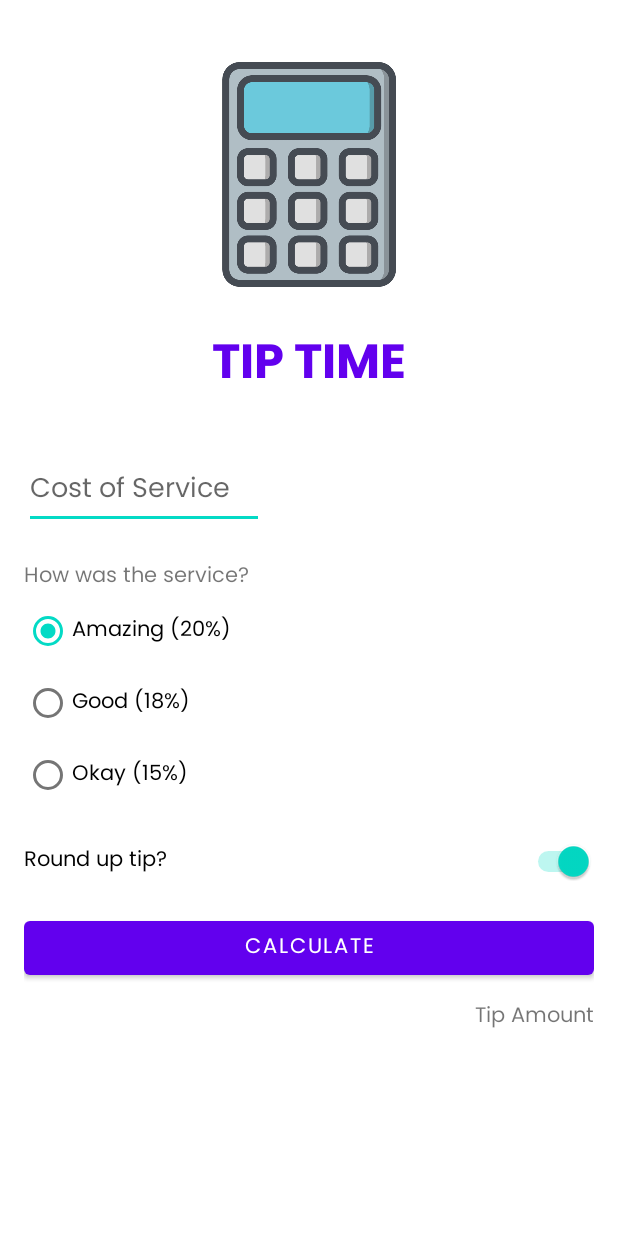
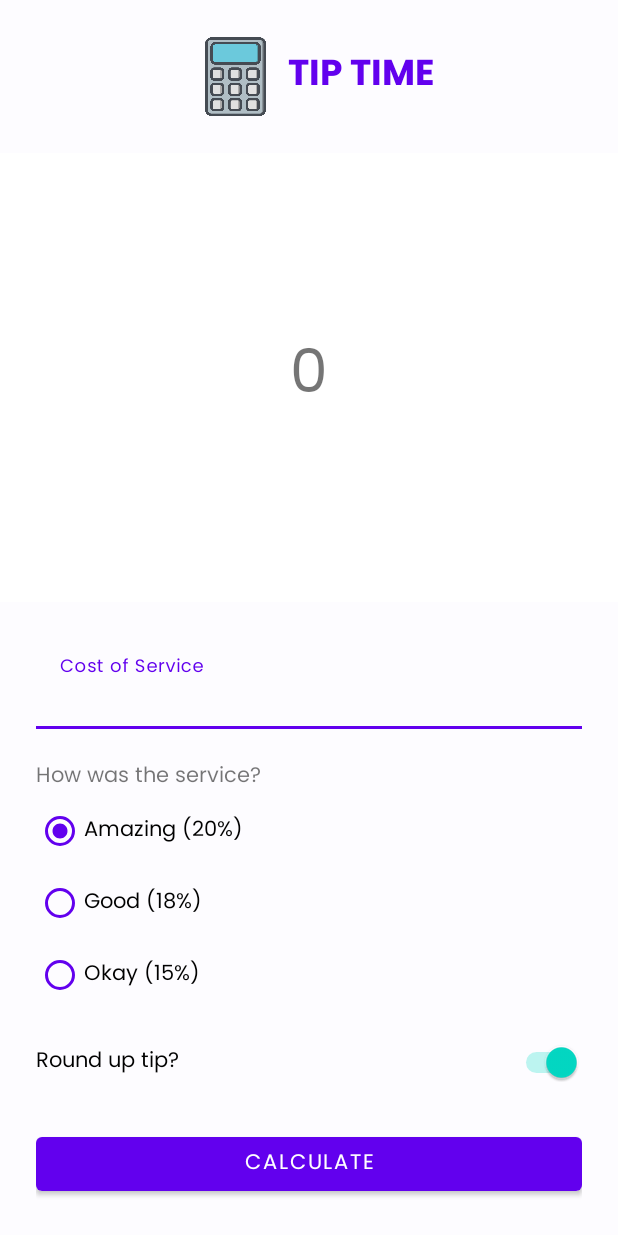
Before and after one commit to zachriek/android-challenge-2, an Android app: the layout activity_main.xml on its own in the app's theme, with its tools: preview values and no code run, on a phone screen of 412 x 824 dp. Run offline under Robolectric (Android 15) with nearby library versions, the phone set to English and light mode, and no system bars.

Commit message:
feat(main): add button interaction on click and calculate the result

```diff
--- a/app/build.gradle.kts
+++ b/app/build.gradle.kts
@@ -33,6 +33,9 @@ android {
     kotlinOptions {
         jvmTarget = "1.8"
     }
+    buildFeatures {
+        viewBinding = true
+    }
 }
 
 dependencies {
--- a/app/src/main/java/com/example/challenge_2/MainActivity.kt
+++ b/app/src/main/java/com/example/challenge_2/MainActivity.kt
@@ -2,10 +2,35 @@ package com.example.challenge_2
 
 import androidx.appcompat.app.AppCompatActivity
 import android.os.Bundle
+import androidx.appcompat.app.AppCompatDelegate
+import com.example.challenge_2.databinding.ActivityMainBinding
+import kotlin.math.ceil
 
 class MainActivity : AppCompatActivity() {
+    private lateinit var binding: ActivityMainBinding
+
     override fun onCreate(savedInstanceState: Bundle?) {
         super.onCreate(savedInstanceState)
-        setContentView(R.layout.activity_main)
+        AppCompatDelegate.setDefaultNightMode(AppCompatDelegate.MODE_NIGHT_NO)
+
+        binding = ActivityMainBinding.inflate(layoutInflater)
+        setContentView(binding.root)
+
+        binding.calculateButton.setOnClickListener {
+            val costOfService = binding.costOfService.text.toString().toDoubleOrNull() ?: 0.0
+            val roundUp = binding.roundUpSwitch.isChecked
+            val tipPercentage = when (binding.tipOptions.checkedRadioButtonId) {
+                binding.optionTwentyPercent.id -> 0.20
+                binding.optionEighteenPercent.id -> 0.18
+                binding.optionFifteenPercent.id -> 0.15
+                else -> 0.0
+            }
+            var tipAmount = costOfService * tipPercentage
+            if (roundUp) {
+                tipAmount = ceil(tipAmount)
+            }
+
+            binding.tipResult.text = tipAmount.toString()
+        }
     }
 }
--- a/app/src/main/res/layout/activity_main.xml
+++ b/app/src/main/res/layout/activity_main.xml
@@ -4,40 +4,79 @@
     xmlns:tools="http://schemas.android.com/tools"
     android:layout_width="match_parent"
     android:layout_height="match_parent"
-    android:padding="16dp"
+    android:background="@color/white"
     tools:context=".MainActivity" >
 
+    <LinearLayout
+        android:id="@+id/calculator_logo"
+        android:layout_width="match_parent"
+        android:layout_height="wrap_content"
+        android:orientation="horizontal"
+        app:layout_constraintTop_toTopOf="parent"
+        app:layout_constraintStart_toStartOf="parent"
+        app:layout_constraintEnd_toEndOf="parent"
+        android:padding="16dp"
+        android:gravity="center"
+        android:background="@color/light">
         <ImageView
             android:id="@+id/calculator_img"
-        android:layout_width="200dp"
-        android:layout_height="200dp"
-        android:src="@drawable/img_calculator"
-        app:layout_constraintTop_toTopOf="parent"
-        app:layout_constraintStart_toStartOf="parent"
-        app:layout_constraintEnd_toEndOf="parent" />
+            android:layout_width="70dp"
+            android:layout_height="70dp"
+            android:src="@drawable/img_calculator"/>
 
         <TextView
             android:id="@+id/title"
             android:layout_width="wrap_content"
             android:layout_height="wrap_content"
             android:text="@string/title"
+            android:textSize="24sp"
+            android:textStyle="bold"
+            android:textColor="@color/purple_500"
+            android:fontFamily="@font/poppins_bold"
+            android:layout_gravity="center" />
+    </LinearLayout>
+
+    <TextView
+        android:id="@+id/tip_result"
+        android:layout_width="wrap_content"
+        android:layout_height="wrap_content"
+        android:text="@string/tip_amount"
         app:layout_constraintStart_toStartOf="parent"
         app:layout_constraintEnd_toEndOf="parent"
-        app:layout_constraintTop_toBottomOf="@id/calculator_img"
-        android:textSize="32sp"
-        android:textStyle="bold"
-        android:textColor="@color/purple_500"
-        android:fontFamily="@font/poppins_bold" />
+        app:layout_constraintTop_toBottomOf="@id/calculator_logo"
+        app:layout_constraintBottom_toTopOf="@+id/calculator_body"
+        android:textSize="40sp" />
 
-    <EditText
+    <androidx.constraintlayout.widget.ConstraintLayout
+        android:id="@+id/calculator_body"
+        android:layout_width="match_parent"
+        android:layout_height="wrap_content"
+        app:layout_constraintStart_toStartOf="parent"
+        app:layout_constraintEnd_toEndOf="parent"
+        app:layout_constraintBottom_toBottomOf="parent"
+        android:background="@color/light"
+        android:padding="24dp">
+
+        <com.google.android.material.textfield.TextInputLayout
+            android:id="@+id/text_input_layout"
+            style="@style/ThemeOverlay.Material3.TextInputEditText.FilledBox"
+            android:layout_width="match_parent"
+            android:layout_height="wrap_content"
+            app:layout_constraintTop_toTopOf="parent"
+            app:layout_constraintStart_toStartOf="parent"
+            app:layout_constraintEnd_toEndOf="parent"
+            app:layout_constraintBottom_toTopOf="@+id/cost_of_service"
+            app:layout_constraintVertical_chainStyle="packed">
+
+            <com.google.android.material.textfield.TextInputEditText
                 android:id="@+id/cost_of_service"
-        android:layout_width="160dp"
+                android:layout_width="match_parent"
                 android:layout_height="wrap_content"
-        android:hint="@string/cost_of_service"
-        android:inputType="numberDecimal"
-        app:layout_constraintStart_toStartOf="parent"
-        app:layout_constraintTop_toBottomOf="@+id/title"
-        android:layout_marginTop="30dp" />
+                android:hint="Cost of Service"
+                android:inputType="number|numberDecimal"
+                android:backgroundTint="@color/light"/>
+
+        </com.google.android.material.textfield.TextInputLayout>
 
         <TextView
             android:id="@+id/service_question"
@@ -45,7 +84,8 @@
             android:layout_height="wrap_content"
             android:text="@string/how_was_the_service"
             app:layout_constraintStart_toStartOf="parent"
-        app:layout_constraintTop_toBottomOf="@id/cost_of_service"
+            app:layout_constraintTop_toBottomOf="@id/text_input_layout"
+            app:layout_constraintBottom_toTopOf="@id/tip_options"
             android:layout_marginTop="20dp" />
 
         <RadioGroup
@@ -55,25 +95,29 @@
             android:checkedButton="@id/option_twenty_percent"
             android:orientation="vertical"
             app:layout_constraintStart_toStartOf="parent"
-        app:layout_constraintTop_toBottomOf="@id/service_question">
+            app:layout_constraintTop_toBottomOf="@id/service_question"
+            app:layout_constraintBottom_toTopOf="@id/round_up_switch">
 
             <RadioButton
                 android:id="@+id/option_twenty_percent"
                 android:layout_width="wrap_content"
                 android:layout_height="wrap_content"
-            android:text="@string/amazing_service" />
+                android:text="@string/amazing_service"
+                style="@style/RadioButtonPrimary" />
 
             <RadioButton
                 android:id="@+id/option_eighteen_percent"
                 android:layout_width="wrap_content"
                 android:layout_height="wrap_content"
-            android:text="@string/good_service" />
+                android:text="@string/good_service"
+                style="@style/RadioButtonPrimary" />
 
             <RadioButton
                 android:id="@+id/option_fifteen_percent"
                 android:layout_width="wrap_content"
                 android:layout_height="wrap_content"
-            android:text="@string/ok_service" />
+                android:text="@string/ok_service"
+                style="@style/RadioButtonPrimary" />
 
         </RadioGroup>
 
@@ -81,30 +125,27 @@
             android:id="@+id/round_up_switch"
             android:layout_width="0dp"
             android:layout_height="wrap_content"
+            android:layout_marginTop="10dp"
             android:checked="true"
+            android:minHeight="48dp"
             android:text="@string/round_up_tip"
+            app:layout_constraintBottom_toTopOf="@id/calculate_button"
             app:layout_constraintEnd_toEndOf="parent"
-        app:layout_constraintStart_toStartOf="@id/tip_options"
+            app:layout_constraintStart_toStartOf="parent"
             app:layout_constraintTop_toBottomOf="@id/tip_options"
-        android:layout_marginTop="20dp" />
+            tools:ignore="DuplicateClickableBoundsCheck" />
 
         <Button
             android:id="@+id/calculate_button"
             android:layout_width="0dp"
             android:layout_height="wrap_content"
             android:text="@string/calculate"
+            app:layout_constraintTop_toBottomOf="@id/round_up_switch"
             app:layout_constraintEnd_toEndOf="parent"
             app:layout_constraintStart_toStartOf="parent"
-        app:layout_constraintTop_toBottomOf="@+id/round_up_switch"
-        android:layout_marginTop="20dp"/>
-
-    <TextView
-        android:id="@+id/tip_result"
-        android:layout_width="wrap_content"
-        android:layout_height="wrap_content"
-        android:text="@string/tip_amount"
-        app:layout_constraintEnd_toEndOf="parent"
-        app:layout_constraintTop_toBottomOf="@+id/calculate_button"
-        android:layout_marginTop="10dp" />
+            app:layout_constraintBottom_toBottomOf="parent"
+            android:layout_marginTop="20dp" />
 
     </androidx.constraintlayout.widget.ConstraintLayout>
+
+</androidx.constraintlayout.widget.ConstraintLayout>
--- a/app/src/main/res/values/colors.xml
+++ b/app/src/main/res/values/colors.xml
@@ -7,4 +7,6 @@
     <color name="teal_700">#FF018786</color>
     <color name="black">#FF000000</color>
     <color name="white">#FFFFFFFF</color>
+    <color name="primary">#FF6200EE</color>
+    <color name="light">#FDFCFF</color>
 </resources>
--- a/app/src/main/res/values/strings.xml
+++ b/app/src/main/res/values/strings.xml
@@ -1,5 +1,5 @@
 <resources>
-    <string name="app_name">challenge-2</string>
+    <string name="app_name">Tip Time</string>
     <string name="title">TIP TIME</string>
     <string name="cost_of_service">Cost of Service</string>
     <string name="how_was_the_service">How was the service?</string>
@@ -8,5 +8,5 @@
     <string name="ok_service">Okay (15%)</string>
     <string name="round_up_tip">Round up tip?</string>
     <string name="calculate">Calculate</string>
-    <string name="tip_amount">Tip Amount</string>
+    <string name="tip_amount">0</string>
 </resources>
--- /dev/null
+++ b/app/src/main/res/values/styles.xml
@@ -0,0 +1,6 @@
+<?xml version="1.0" encoding="utf-8"?>
+<resources>
+    <style name="RadioButtonPrimary">
+        <item name="android:buttonTint">@color/primary</item>
+    </style>
+</resources>
```
Lines whose indentation alone changed are shown as unchanged.
